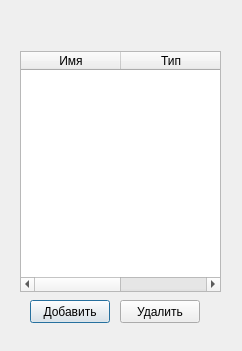
Above: dWell/admindialog.ui from kashapov17/dWell before the change. Below: the same form after it.
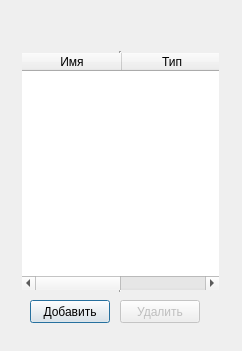
That is the form after the change.

Diff of the .ui file:
```diff
--- a/dWell/admindialog.ui
+++ b/dWell/admindialog.ui
@@ -22,6 +22,24 @@
      <height>241</height>
     </rect>
    </property>
+   <property name="frameShape">
+    <enum>QFrame::VLine</enum>
+   </property>
+   <property name="editTriggers">
+    <set>QAbstractItemView::NoEditTriggers</set>
+   </property>
+   <property name="selectionMode">
+    <enum>QAbstractItemView::ExtendedSelection</enum>
+   </property>
+   <property name="selectionBehavior">
+    <enum>QAbstractItemView::SelectRows</enum>
+   </property>
+   <property name="textElideMode">
+    <enum>Qt::ElideLeft</enum>
+   </property>
+   <property name="sortingEnabled">
+    <bool>false</bool>
+   </property>
    <column>
     <property name="text">
      <string>Имя</string>
@@ -47,6 +65,9 @@
    </property>
   </widget>
   <widget class="QPushButton" name="removeButton">
+   <property name="enabled">
+    <bool>false</bool>
+   </property>
    <property name="geometry">
     <rect>
      <x>120</x>
```
